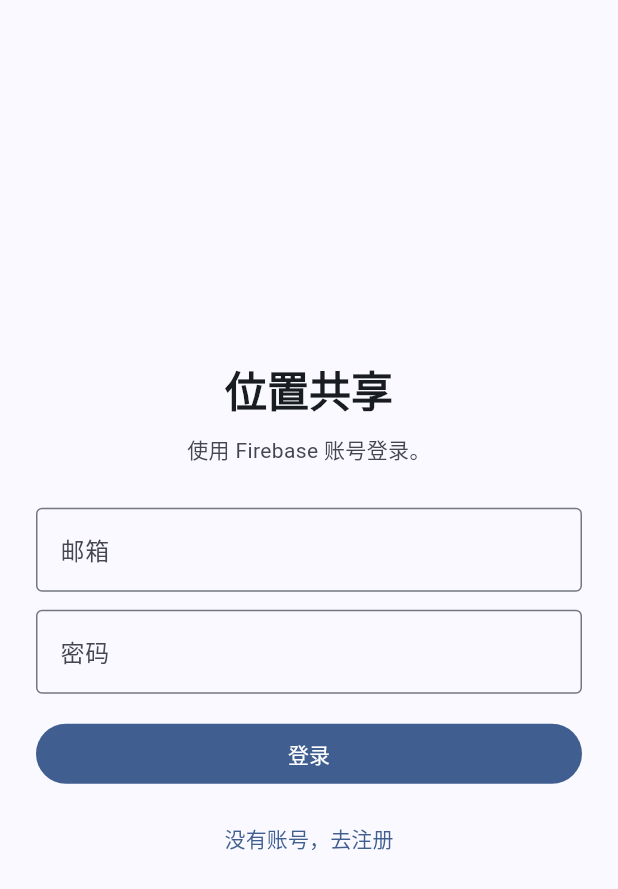
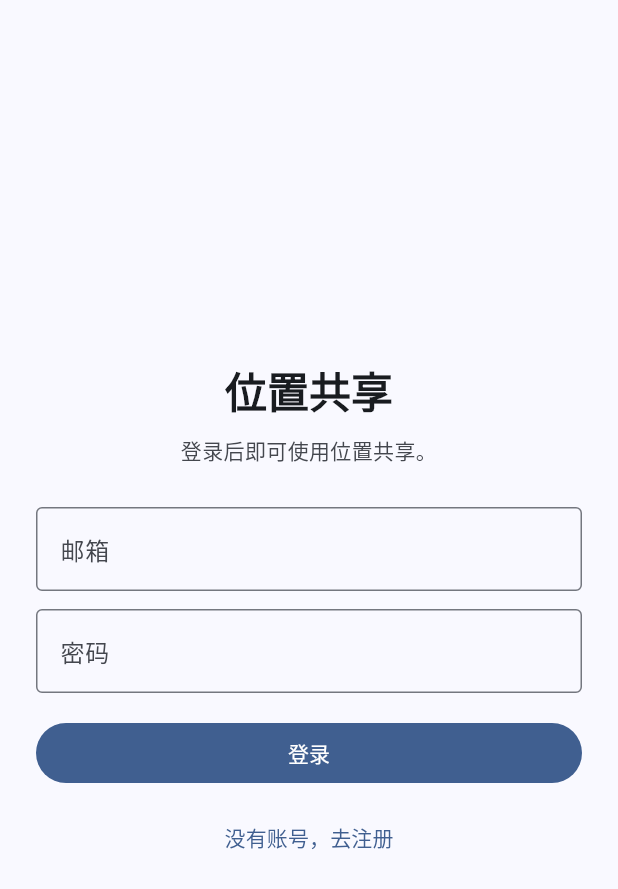
Before and after one commit to qiangzengli/location_share, a Flutter app: the screen it shows after launch, on a phone screen of 412 x 824 dp. Shown: the top 889 px of the screen. Run offline on Flutter 3.47's test engine with Material 3 defaults, Android fonts, the phone set to English and light mode, and no system bars; our stand-ins replace permission_handler, plugin_platform_interface, shared_preferences, stream_transform; missing offline and left inert: x_amap_flutter_base, x_amap_flutter_location; accounts and stored records are empty.

Commit message:
chore: remove all Firebase references
Replace Firebase mentions in UI text, comments, and Gradle config with
backend-agnostic wording.

Co-Authored-By: Claude Sonnet 4.6 <noreply@anthropic.com>

```diff
--- a/lib/config/env.dart
+++ b/lib/config/env.dart
@@ -1,4 +1,4 @@
-/// 应用配置（高德 Key、Firebase 等）。
+/// 应用配置（高德 Key）。
 abstract final class Env {
   static const String amapAndroidKey = '1aa7896b7dcd7e06e5636eeb80899065';
   static const String amapIosKey = '085624778cf85f5ebec0951a31e7a26e';
--- a/lib/providers/sharing_controller.dart
+++ b/lib/providers/sharing_controller.dart
@@ -150,7 +150,7 @@ class SharingController extends ChangeNotifier {
     if (on == sharingEnabled) return;
     if (on) {
       if (_sync == null) {
-        statusMessage = '请先完成 Firebase 配置并登录，才能启用位置共享。';
+        statusMessage = '请先登录，才能启用位置共享。';
         notifyListeners();
         return;
       }
@@ -274,7 +274,7 @@ class SharingController extends ChangeNotifier {
       if (kDebugMode) {
         debugPrint('upsert failed: $e\n$st');
       }
-      statusMessage = '位置同步失败，请检查 Firebase 配置、登录状态与网络。';
+      statusMessage = '位置同步失败，请检查登录状态与网络。';
       notifyListeners();
     }
   }
--- a/lib/repositories/location_sync_repository.dart
+++ b/lib/repositories/location_sync_repository.dart
@@ -1,6 +1,6 @@
 import 'package:location_share/models/participant_location.dart';
 
-/// 位置同步抽象（当前实现为 Firebase Firestore 实时同步）。
+/// 位置同步抽象。
 abstract class LocationSyncRepository {
   Future<List<ParticipantLocation>> fetchGroup(String groupId);
 
--- a/lib/screens/auth_screen.dart
+++ b/lib/screens/auth_screen.dart
@@ -51,7 +51,7 @@ class _AuthScreenState extends State<AuthScreen> {
                     ),
                     const SizedBox(height: 12),
                     Text(
-                      _isRegisterMode ? '创建账号后即可登录使用。' : '使用 Firebase 账号登录。',
+                      _isRegisterMode ? '创建账号后即可登录使用。' : '登录后即可使用位置共享。',
                       style: theme.textTheme.bodyMedium?.copyWith(
                         color: theme.colorScheme.onSurfaceVariant,
                       ),
--- a/lib/screens/settings_screen.dart
+++ b/lib/screens/settings_screen.dart
@@ -127,11 +127,9 @@ class _SettingsScreenState extends State<SettingsScreen> {
             subtitle: const Text('已写入 lib/config/env.dart'),
           ),
           ListTile(
-            title: const Text('Firebase'),
+            title: const Text('后端服务'),
             subtitle: Text(
-              c.hasSyncBackend
-                  ? 'Firebase 原生配置已接入，认证与位置同步均可启用'
-                  : 'Firebase 当前不可用，请检查原生配置文件与初始化状态',
+              c.hasSyncBackend ? '后端已连接，认证与位置同步均可启用' : '后端未连接',
             ),
           ),
           const SizedBox(height: 16),
```
Also changed, not shown: 1 other file.
